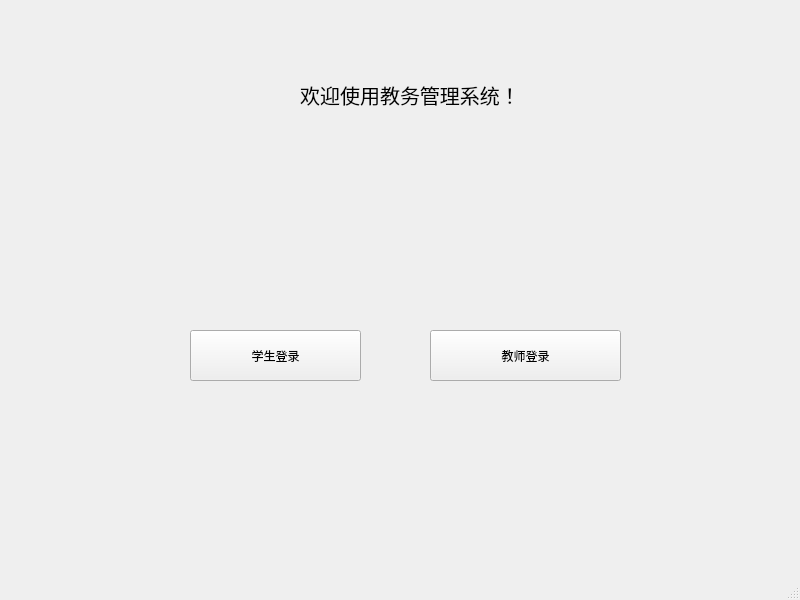
Qt form mainwindow.ui (zihang0403/EduManagement) before a commit.
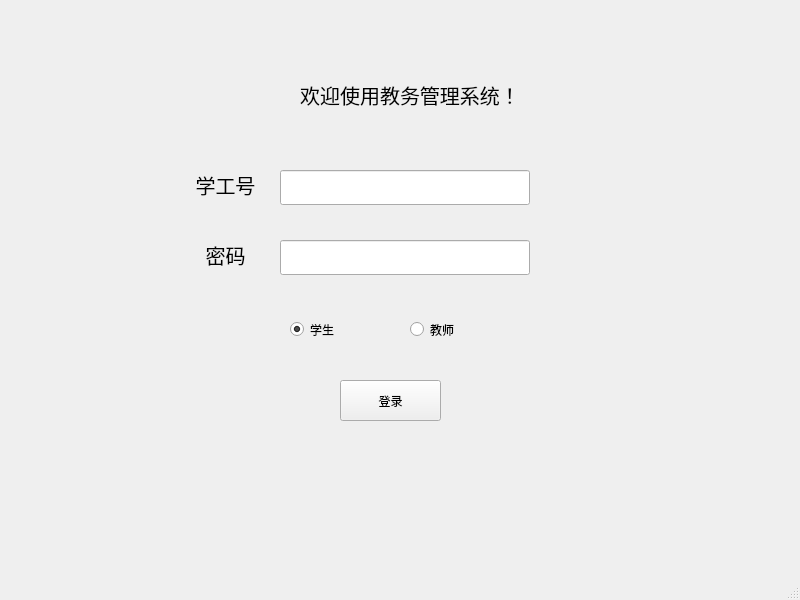
The same form after that commit.

The edit to the form file:
```diff
--- a/mainwindow.ui
+++ b/mainwindow.ui
@@ -14,32 +14,6 @@
    <string>MainWindow</string>
   </property>
   <widget class="QWidget" name="centralwidget">
-   <widget class="QPushButton" name="StuButton">
-    <property name="geometry">
-     <rect>
-      <x>190</x>
-      <y>330</y>
-      <width>171</width>
-      <height>51</height>
-     </rect>
-    </property>
-    <property name="text">
-     <string>学生登录</string>
-    </property>
-   </widget>
-   <widget class="QPushButton" name="ManageButton">
-    <property name="geometry">
-     <rect>
-      <x>430</x>
-      <y>330</y>
-      <width>191</width>
-      <height>51</height>
-     </rect>
-    </property>
-    <property name="text">
-     <string>教师登录</string>
-    </property>
-   </widget>
    <widget class="QLabel" name="label">
     <property name="geometry">
      <rect>
@@ -61,6 +35,110 @@
      <set>Qt::AlignCenter</set>
     </property>
    </widget>
+   <widget class="QRadioButton" name="stuRadioButton">
+    <property name="geometry">
+     <rect>
+      <x>290</x>
+      <y>320</y>
+      <width>95</width>
+      <height>19</height>
+     </rect>
+    </property>
+    <property name="text">
+     <string>学生</string>
+    </property>
+    <property name="checked">
+     <bool>true</bool>
+    </property>
+   </widget>
+   <widget class="QRadioButton" name="teacherRadioButton">
+    <property name="geometry">
+     <rect>
+      <x>410</x>
+      <y>320</y>
+      <width>95</width>
+      <height>19</height>
+     </rect>
+    </property>
+    <property name="text">
+     <string>教师</string>
+    </property>
+   </widget>
+   <widget class="QLabel" name="label_2">
+    <property name="geometry">
+     <rect>
+      <x>170</x>
+      <y>230</y>
+      <width>111</width>
+      <height>50</height>
+     </rect>
+    </property>
+    <property name="font">
+     <font>
+      <pointsize>15</pointsize>
+     </font>
+    </property>
+    <property name="text">
+     <string>密码</string>
+    </property>
+    <property name="alignment">
+     <set>Qt::AlignCenter</set>
+    </property>
+   </widget>
+   <widget class="QLabel" name="label_3">
+    <property name="geometry">
+     <rect>
+      <x>170</x>
+      <y>160</y>
+      <width>111</width>
+      <height>50</height>
+     </rect>
+    </property>
+    <property name="font">
+     <font>
+      <pointsize>15</pointsize>
+     </font>
+    </property>
+    <property name="text">
+     <string>学工号</string>
+    </property>
+    <property name="alignment">
+     <set>Qt::AlignCenter</set>
+    </property>
+   </widget>
+   <widget class="QLineEdit" name="password">
+    <property name="geometry">
+     <rect>
+      <x>280</x>
+      <y>240</y>
+      <width>250</width>
+      <height>35</height>
+     </rect>
+    </property>
+   </widget>
+   <widget class="QLineEdit" name="userName">
+    <property name="geometry">
+     <rect>
+      <x>280</x>
+      <y>170</y>
+      <width>250</width>
+      <height>35</height>
+     </rect>
+    </property>
+   </widget>
+   <widget class="QPushButton" name="loginButton">
+    <property name="geometry">
+     <rect>
+      <x>340</x>
+      <y>380</y>
+      <width>101</width>
+      <height>41</height>
+     </rect>
+    </property>
+    <property name="text">
+     <string>登录</string>
+    </property>
+   </widget>
   </widget>
   <widget class="QMenuBar" name="menubar">
    <property name="geometry">
```
